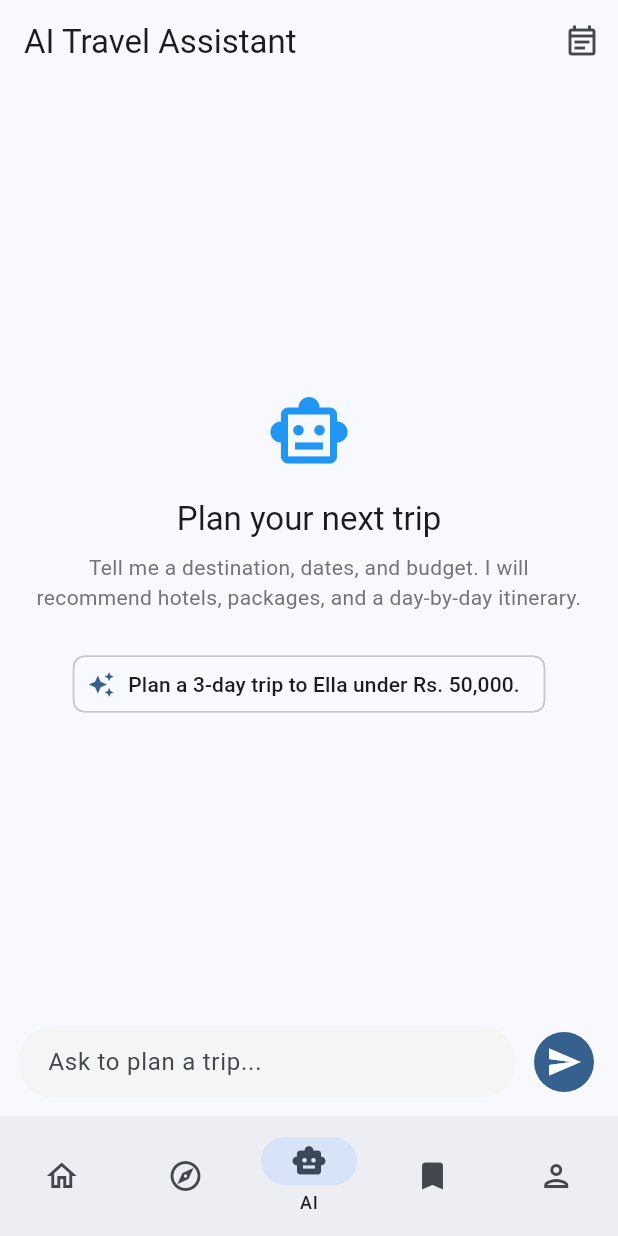
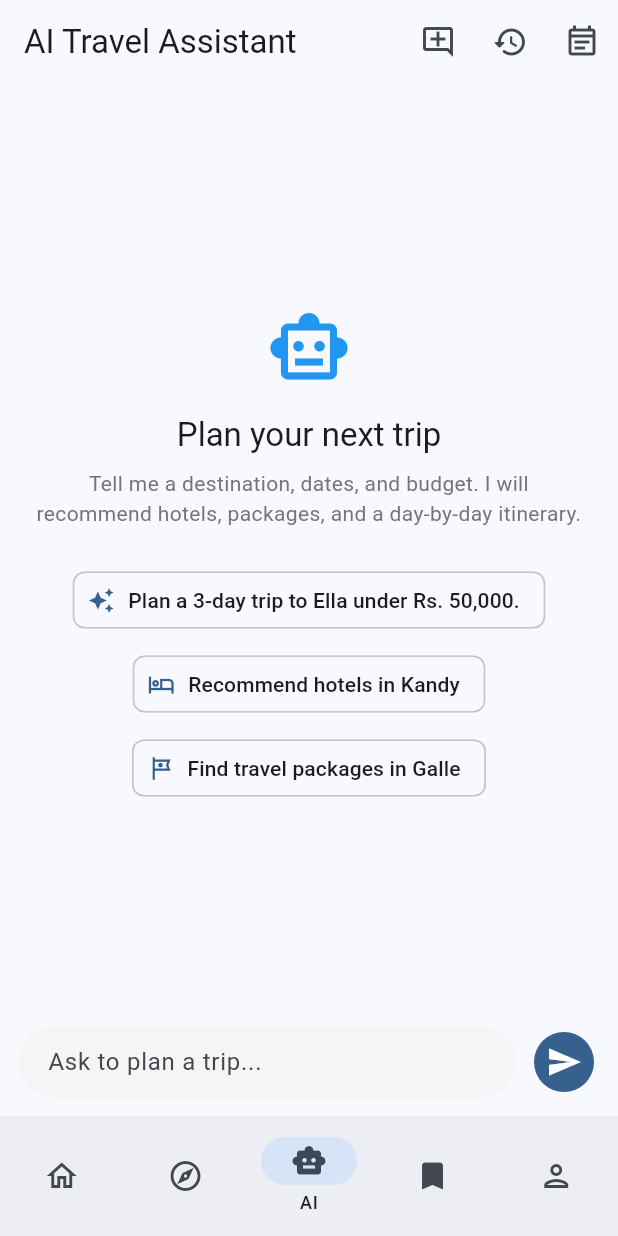
Before and after one commit to vipooshans/Agentic-AI-Travel-Advisor, a Flutter app: the ChatScreen screen opened by its route, on a phone screen of 412 x 824 dp. Run offline on Flutter 3.47's test engine with Material 3 defaults, Android fonts, the phone set to English and light mode, and no system bars; our stand-ins replace flutter_secure_storage, go_router; accounts and stored records are empty; project files that could hold a hidden picture were left out.

Commit message:
feat: add chat screen implementation for AI travel assistant mobile app

```diff
--- a/Agentic-AI-Travel-Advisor/mobile-app/lib/screens/chat_screen.dart
+++ b/Agentic-AI-Travel-Advisor/mobile-app/lib/screens/chat_screen.dart
@@ -78,6 +78,52 @@ class _ChatScreenState extends State<ChatScreen> {
     );
   }
 
+  void _startNewChat() {
+    final chat = context.read<ChatProvider>();
+    if (chat.messages.isEmpty) {
+      ScaffoldMessenger.of(context).showSnackBar(
+        const SnackBar(
+          content: Text('Already in a fresh conversation'),
+          duration: Duration(seconds: 2),
+        ),
+      );
+      return;
+    }
+
+    showDialog<bool>(
+      context: context,
+      builder: (ctx) => AlertDialog(
+        title: const Text('Start New Chat?'),
+        content: const Text(
+          'Your previous conversation is saved in your chat history. '
+          'Starting a new chat will clear this view for a fresh trip plan.',
+        ),
+        actions: [
+          TextButton(
+            onPressed: () => Navigator.of(ctx).pop(false),
+            child: const Text('Cancel'),
+          ),
+          FilledButton.icon(
+            icon: const Icon(Icons.add, size: 18),
+            onPressed: () => Navigator.of(ctx).pop(true),
+            label: const Text('New Chat'),
+          ),
+        ],
+      ),
+    ).then((confirmed) {
+      if (confirmed == true && mounted) {
+        context.read<ChatProvider>().reset();
+        _controller.clear();
+        ScaffoldMessenger.of(context).showSnackBar(
+          const SnackBar(
+            content: Text('Started a new conversation'),
+            duration: Duration(seconds: 2),
+          ),
+        );
+      }
+    });
+  }
+
   @override
   Widget build(BuildContext context) {
     final chat = context.watch<ChatProvider>();
@@ -87,6 +133,16 @@ class _ChatScreenState extends State<ChatScreen> {
       appBar: AppBar(
         title: const Text('AI Travel Assistant'),
         actions: [
+          IconButton(
+            tooltip: 'New chat',
+            onPressed: _startNewChat,
+            icon: const Icon(Icons.add_comment_outlined),
+          ),
+          IconButton(
+            tooltip: 'Chat history',
+            onPressed: () => context.push('/conversations'),
+            icon: const Icon(Icons.history_rounded),
+          ),
           IconButton(
             tooltip: 'Saved itineraries',
             onPressed: () => context.push('/itineraries'),
@@ -105,7 +161,7 @@ class _ChatScreenState extends State<ChatScreen> {
             ),
           Expanded(
             child: chat.messages.isEmpty
-                ? _EmptyState(onStarter: () => _send(_starter))
+                ? _EmptyState(onStarter: _send)
                 : ListView.builder(
                     controller: _scroll,
                     padding: const EdgeInsets.fromLTRB(12, 12, 12, 8),
@@ -171,13 +227,13 @@ class _ChatScreenState extends State<ChatScreen> {
 }
 
 class _EmptyState extends StatelessWidget {
-  final VoidCallback onStarter;
+  final ValueChanged<String> onStarter;
   const _EmptyState({required this.onStarter});
 
   @override
   Widget build(BuildContext context) {
     return Center(
-      child: Padding(
+      child: SingleChildScrollView(
         padding: const EdgeInsets.all(24),
         child: Column(
           mainAxisAlignment: MainAxisAlignment.center,
@@ -192,10 +248,27 @@ class _EmptyState extends StatelessWidget {
               style: TextStyle(color: Colors.grey.shade600),
             ),
             const SizedBox(height: 24),
-            ActionChip(
-              avatar: const Icon(Icons.auto_awesome, size: 18),
-              label: const Text('Plan a 3-day trip to Ella under Rs. 50,000.'),
-              onPressed: onStarter,
+            Wrap(
+              spacing: 8,
+              runSpacing: 8,
+              alignment: WrapAlignment.center,
+              children: [
+                ActionChip(
+                  avatar: const Icon(Icons.auto_awesome, size: 18),
+                  label: const Text('Plan a 3-day trip to Ella under Rs. 50,000.'),
+                  onPressed: () => onStarter('Plan a 3-day trip to Ella under Rs. 50,000.'),
+                ),
+                ActionChip(
+                  avatar: const Icon(Icons.hotel_outlined, size: 18),
+                  label: const Text('Recommend hotels in Kandy'),
+                  onPressed: () => onStarter('Recommend hotels in Kandy'),
+                ),
+                ActionChip(
+                  avatar: const Icon(Icons.tour_outlined, size: 18),
+                  label: const Text('Find travel packages in Galle'),
+                  onPressed: () => onStarter('Find travel packages in Galle'),
+                ),
+              ],
             ),
           ],
         ),
```
